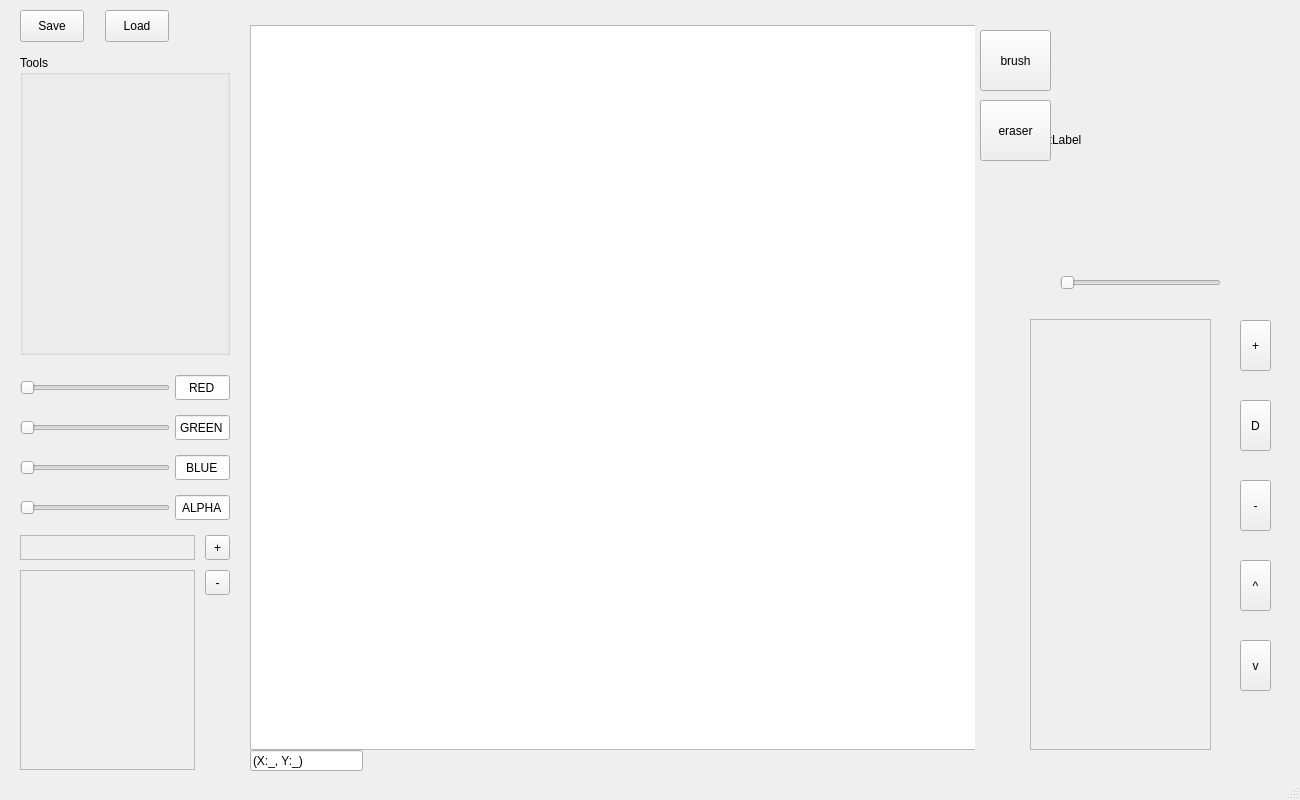
Above: Assignment8SpriteEditor/mainwindow.ui from NZaffos/Sprite-Editor before the change. Below: the same form after it.
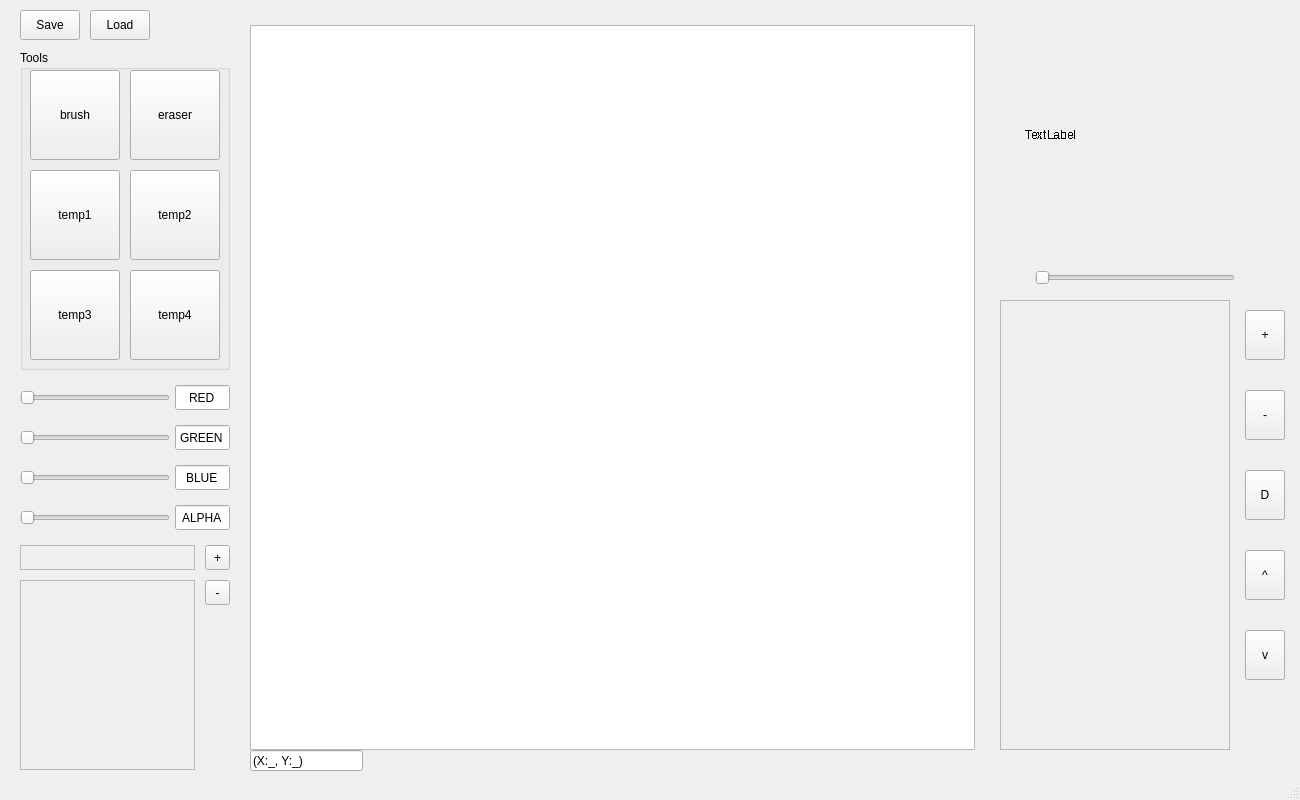
That is the form after the change.

Patch:
```diff
--- a/Assignment8SpriteEditor/mainwindow.ui
+++ b/Assignment8SpriteEditor/mainwindow.ui
@@ -16,6 +16,12 @@
     <verstretch>0</verstretch>
    </sizepolicy>
   </property>
+  <property name="minimumSize">
+   <size>
+    <width>1300</width>
+    <height>800</height>
+   </size>
+  </property>
   <property name="maximumSize">
    <size>
     <width>1300</width>
@@ -55,7 +61,7 @@
       <rect>
        <x>0</x>
        <y>0</y>
-       <width>731</width>
+       <width>725</width>
        <height>725</height>
       </rect>
      </property>
@@ -72,8 +78,8 @@
      <rect>
       <x>20</x>
       <y>10</y>
-      <width>64</width>
-      <height>32</height>
+      <width>60</width>
+      <height>30</height>
      </rect>
     </property>
     <property name="sizePolicy">
@@ -89,10 +95,10 @@
    <widget class="QPushButton" name="loadButton">
     <property name="geometry">
      <rect>
-      <x>105</x>
+      <x>90</x>
       <y>10</y>
-      <width>64</width>
-      <height>32</height>
+      <width>60</width>
+      <height>30</height>
      </rect>
     </property>
     <property name="sizePolicy">
@@ -109,9 +115,9 @@
     <property name="geometry">
      <rect>
       <x>20</x>
-      <y>55</y>
+      <y>50</y>
       <width>210</width>
-      <height>300</height>
+      <height>320</height>
      </rect>
     </property>
     <property name="sizePolicy">
@@ -123,12 +129,90 @@
     <property name="title">
      <string>Tools</string>
     </property>
+    <widget class="QToolButton" name="brushBttn">
+     <property name="geometry">
+      <rect>
+       <x>10</x>
+       <y>20</y>
+       <width>90</width>
+       <height>90</height>
+      </rect>
+     </property>
+     <property name="text">
+      <string>brush</string>
+     </property>
+    </widget>
+    <widget class="QToolButton" name="eraseBttn">
+     <property name="geometry">
+      <rect>
+       <x>110</x>
+       <y>20</y>
+       <width>90</width>
+       <height>90</height>
+      </rect>
+     </property>
+     <property name="text">
+      <string>eraser</string>
+     </property>
+    </widget>
+    <widget class="QToolButton" name="temp1">
+     <property name="geometry">
+      <rect>
+       <x>10</x>
+       <y>120</y>
+       <width>90</width>
+       <height>90</height>
+      </rect>
+     </property>
+     <property name="text">
+      <string>temp1</string>
+     </property>
+    </widget>
+    <widget class="QToolButton" name="temp2">
+     <property name="geometry">
+      <rect>
+       <x>110</x>
+       <y>120</y>
+       <width>90</width>
+       <height>90</height>
+      </rect>
+     </property>
+     <property name="text">
+      <string>temp2</string>
+     </property>
+    </widget>
+    <widget class="QToolButton" name="temp3">
+     <property name="geometry">
+      <rect>
+       <x>10</x>
+       <y>220</y>
+       <width>90</width>
+       <height>90</height>
+      </rect>
+     </property>
+     <property name="text">
+      <string>temp3</string>
+     </property>
+    </widget>
+    <widget class="QToolButton" name="temp4">
+     <property name="geometry">
+      <rect>
+       <x>110</x>
+       <y>220</y>
+       <width>90</width>
+       <height>90</height>
+      </rect>
+     </property>
+     <property name="text">
+      <string>temp4</string>
+     </property>
+    </widget>
    </widget>
    <widget class="QSlider" name="redSlider">
     <property name="geometry">
      <rect>
       <x>20</x>
-      <y>375</y>
+      <y>385</y>
       <width>150</width>
       <height>25</height>
      </rect>
@@ -144,7 +228,7 @@
     <property name="geometry">
      <rect>
       <x>20</x>
-      <y>415</y>
+      <y>425</y>
       <width>150</width>
       <height>25</height>
      </rect>
@@ -160,7 +244,7 @@
     <property name="geometry">
      <rect>
       <x>20</x>
-      <y>455</y>
+      <y>465</y>
       <width>150</width>
       <height>25</height>
      </rect>
@@ -176,7 +260,7 @@
     <property name="geometry">
      <rect>
       <x>20</x>
-      <y>495</y>
+      <y>505</y>
       <width>150</width>
       <height>25</height>
      </rect>
@@ -195,7 +279,7 @@
     <property name="geometry">
      <rect>
       <x>20</x>
-      <y>535</y>
+      <y>545</y>
       <width>175</width>
       <height>25</height>
      </rect>
@@ -217,7 +301,7 @@
     <property name="geometry">
      <rect>
       <x>205</x>
-      <y>535</y>
+      <y>545</y>
       <width>25</width>
       <height>25</height>
      </rect>
@@ -236,7 +320,7 @@
     <property name="geometry">
      <rect>
       <x>205</x>
-      <y>570</y>
+      <y>580</y>
       <width>25</width>
       <height>25</height>
      </rect>
@@ -255,7 +339,7 @@
     <property name="geometry">
      <rect>
       <x>175</x>
-      <y>375</y>
+      <y>385</y>
       <width>55</width>
       <height>25</height>
      </rect>
@@ -271,7 +355,7 @@
     <property name="geometry">
      <rect>
       <x>175</x>
-      <y>495</y>
+      <y>505</y>
       <width>55</width>
       <height>25</height>
      </rect>
@@ -287,7 +371,7 @@
     <property name="geometry">
      <rect>
       <x>175</x>
-      <y>455</y>
+      <y>465</y>
       <width>55</width>
       <height>25</height>
      </rect>
@@ -303,7 +387,7 @@
     <property name="geometry">
      <rect>
       <x>175</x>
-      <y>415</y>
+      <y>425</y>
       <width>55</width>
       <height>25</height>
      </rect>
@@ -319,9 +403,9 @@
     <property name="geometry">
      <rect>
       <x>20</x>
-      <y>570</y>
+      <y>580</y>
       <width>175</width>
-      <height>200</height>
+      <height>190</height>
      </rect>
     </property>
     <property name="sizePolicy">
@@ -342,7 +426,7 @@
        <x>0</x>
        <y>0</y>
        <width>173</width>
-       <height>198</height>
+       <height>188</height>
       </rect>
      </property>
     </widget>
@@ -350,10 +434,10 @@
    <widget class="QScrollArea" name="frameSelector">
     <property name="geometry">
      <rect>
-      <x>1030</x>
-      <y>319</y>
-      <width>181</width>
-      <height>431</height>
+      <x>1000</x>
+      <y>300</y>
+      <width>230</width>
+      <height>450</height>
      </rect>
     </property>
     <property name="widgetResizable">
@@ -364,8 +448,8 @@
       <rect>
        <x>0</x>
        <y>0</y>
-       <width>179</width>
-       <height>429</height>
+       <width>228</width>
+       <height>448</height>
       </rect>
      </property>
     </widget>
@@ -373,10 +457,10 @@
    <widget class="QToolButton" name="addFrameButton">
     <property name="geometry">
      <rect>
-      <x>1240</x>
-      <y>320</y>
-      <width>31</width>
-      <height>51</height>
+      <x>1245</x>
+      <y>310</y>
+      <width>40</width>
+      <height>50</height>
      </rect>
     </property>
     <property name="text">
@@ -392,10 +476,10 @@
    <widget class="QToolButton" name="deleteFrameButton">
     <property name="geometry">
      <rect>
-      <x>1240</x>
-      <y>480</y>
-      <width>31</width>
-      <height>51</height>
+      <x>1245</x>
+      <y>390</y>
+      <width>40</width>
+      <height>50</height>
      </rect>
     </property>
     <property name="text">
@@ -411,10 +495,10 @@
    <widget class="QToolButton" name="dublicateFrameButton">
     <property name="geometry">
      <rect>
-      <x>1240</x>
-      <y>400</y>
-      <width>31</width>
-      <height>51</height>
+      <x>1245</x>
+      <y>470</y>
+      <width>40</width>
+      <height>50</height>
      </rect>
     </property>
     <property name="text">
@@ -430,10 +514,10 @@
    <widget class="QToolButton" name="shiftUpFrameButton">
     <property name="geometry">
      <rect>
-      <x>1240</x>
-      <y>560</y>
-      <width>31</width>
-      <height>51</height>
+      <x>1245</x>
+      <y>550</y>
+      <width>40</width>
+      <height>50</height>
      </rect>
     </property>
     <property name="text">
@@ -449,10 +533,10 @@
    <widget class="QToolButton" name="shiftDownFrameButton">
     <property name="geometry">
      <rect>
-      <x>1240</x>
-      <y>640</y>
-      <width>31</width>
-      <height>51</height>
+      <x>1245</x>
+      <y>630</y>
+      <width>40</width>
+      <height>50</height>
      </rect>
     </property>
     <property name="text">
@@ -468,9 +552,9 @@
    <widget class="QSlider" name="animationFpsSlider">
     <property name="geometry">
      <rect>
-      <x>1060</x>
-      <y>270</y>
-      <width>161</width>
+      <x>1035</x>
+      <y>265</y>
+      <width>200</width>
       <height>25</height>
      </rect>
     </property>
@@ -483,16 +567,22 @@
    </widget>
    <widget class="QLabel" name="animationDisplayLabel">
     <property name="geometry">
-        <rect>
-            <x>1030</x>
-            <y>30</y>
-            <width>220</width>
-            <height>220</height>
-        </rect>
+     <rect>
+      <x>1025</x>
+      <y>25</y>
+      <width>220</width>
+      <height>220</height>
+     </rect>
     </property>
-        <property name="text">
-            <string>TextLabel</string>
-       </property>
+    <property name="font">
+     <font>
+      <stylestrategy>NoAntialias</stylestrategy>
+      <hintingpreference>PreferNoHinting</hintingpreference>
+     </font>
+    </property>
+    <property name="text">
+     <string>TextLabel</string>
+    </property>
    </widget>
    <widget class="QLineEdit" name="coordinate">
     <property name="geometry">
@@ -506,31 +596,8 @@
     <property name="text">
      <string>(X:_, Y:_)</string>
     </property>
-   </widget>
-   <widget class="QToolButton" name="brushBttn">
-    <property name="geometry">
-     <rect>
-      <x>980</x>
-      <y>30</y>
-      <width>71</width>
-      <height>61</height>
-     </rect>
-    </property>
-    <property name="text">
-     <string>brush</string>
-    </property>
-   </widget>
-   <widget class="QToolButton" name="eraseBttn">
-    <property name="geometry">
-     <rect>
-      <x>980</x>
-      <y>100</y>
-      <width>71</width>
-      <height>61</height>
-     </rect>
-    </property>
-    <property name="text">
-     <string>eraser</string>
+    <property name="readOnly">
+     <bool>true</bool>
     </property>
    </widget>
   </widget>
```
Left out of the diff: 3 changed lines with no effect on the pictures.
